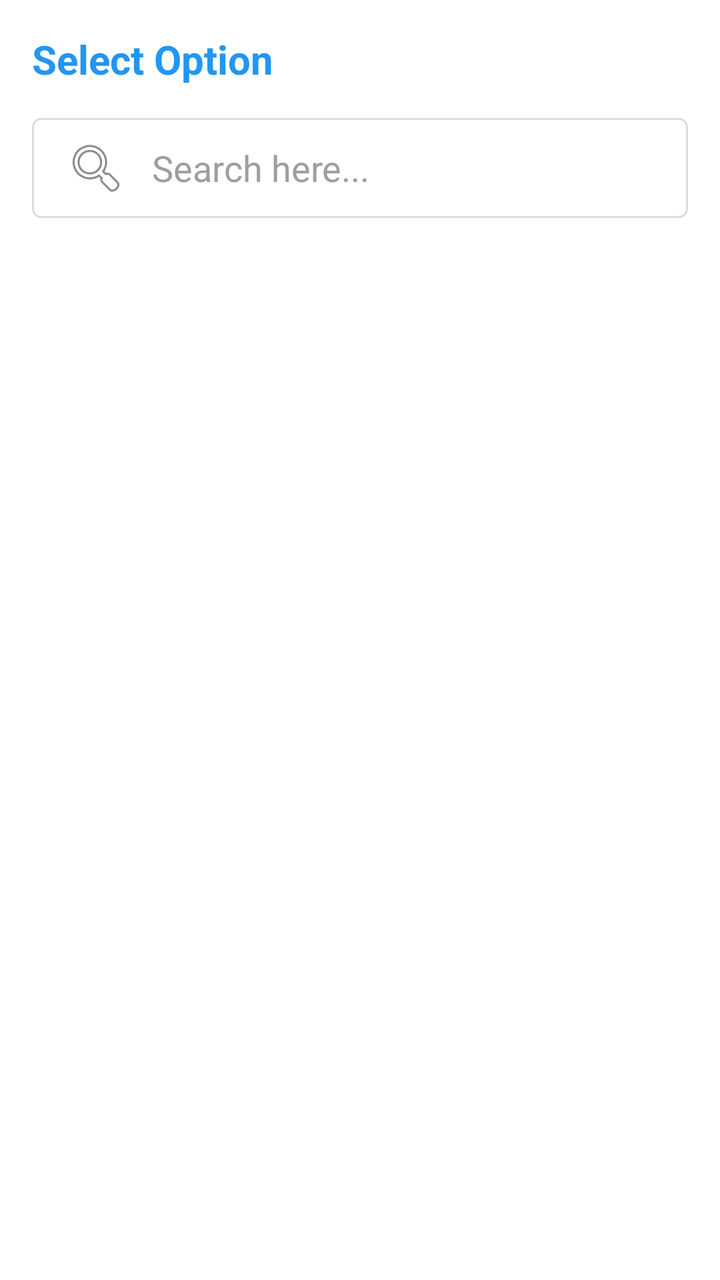
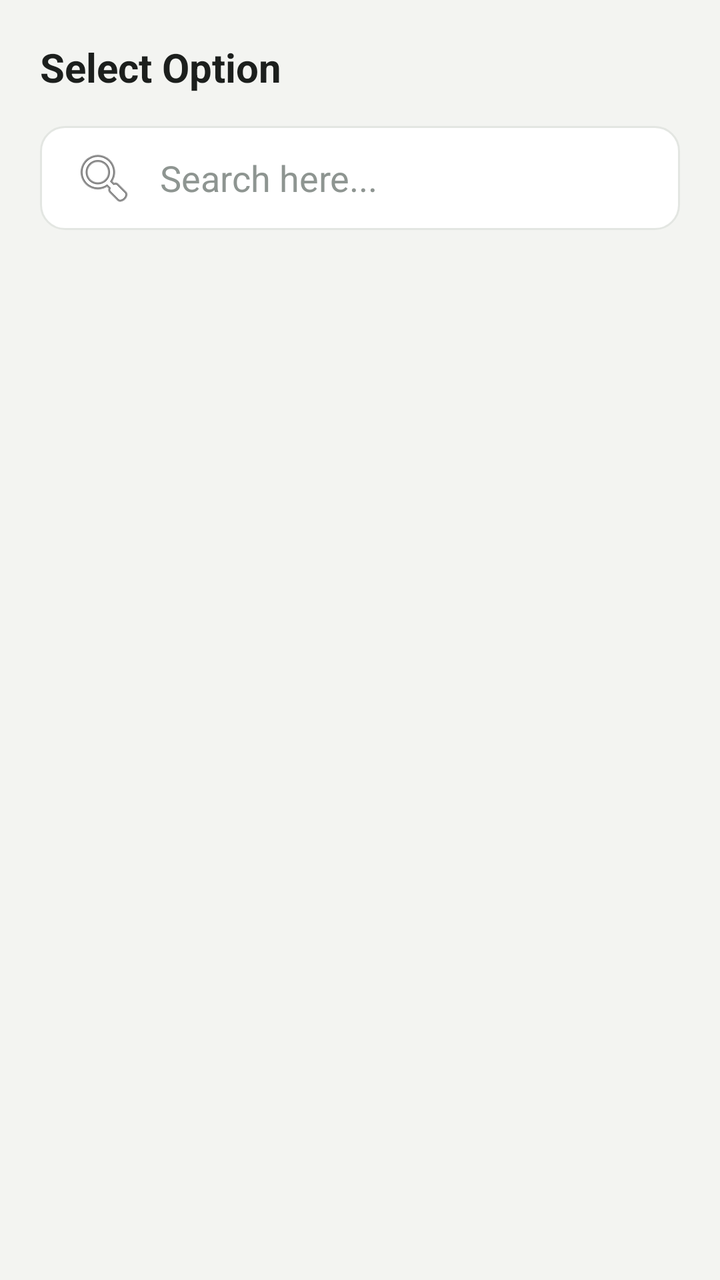

An Android layout rendered at two revisions. The XML below is the earlier revision; the diff shows what the commit changed to produce the second picture.
<!-- AndroidManifest.xml: application theme Theme.PerformanceTracker -->
<!-- res/layout/dialog_employee_search.xml -->
<?xml version="1.0" encoding="utf-8"?>
<LinearLayout
     xmlns:android="http://schemas.android.com/apk/res/android"
     android:layout_height="600dp"
     android:layout_width="match_parent"
     android:background="#FFFFFF"
     android:padding="16dp"
     android:orientation="vertical">

    <TextView
         android:layout_height="wrap_content"
         android:layout_width="match_parent"
         android:layout_marginBottom="16dp"
         android:textSize="20sp"
         android:textColor="#2196F3"
         android:id="@+id/tvDialogTitle"
         android:text="Select Option"
         android:textStyle="bold" />

    <EditText
         android:layout_height="50dp"
         android:layout_width="match_parent"
         android:layout_marginBottom="16dp"
         android:drawablePadding="12dp"
         android:background="@drawable/bg_edittext_simple"
         android:hint="Search here..."
         android:textColorHint="#9E9E9E"
         android:drawableStart="@android:drawable/ic_menu_search"
         android:textColor="#000000"
         android:paddingHorizontal="16dp"
         android:inputType="textPersonName"
         android:id="@+id/etSearchEmployee" />

    <androidx.recyclerview.widget.RecyclerView
         android:layout_height="match_parent"
         android:layout_width="match_parent"
         android:id="@+id/recyclerEmployeeList" />

</LinearLayout>
<!-- resources referenced by this layout -->
<resources>
  <!-- drawable bg_edittext_simple (drawable) -->
  <?xml version="1.0" encoding="utf-8"?>
  <shape xmlns:android="http://schemas.android.com/apk/res/android">
      <solid android:color="#FFFFFF" />
      <stroke
          android:width="1dp"
          android:color="#DCDCDC" /> <corners android:radius="4dp" />
      <padding
          android:left="8dp"
          android:right="8dp"
          android:top="8dp"
          android:bottom="8dp" />
  </shape>
  <style name="Theme.PerformanceTracker" parent="Theme.MaterialComponents.DayNight.NoActionBar">
          <item name="colorPrimary">#2196F3</item>
          <item name="colorPrimaryVariant">#1976D2</item>
          <item name="colorOnPrimary">#FFFFFF</item>
          <item name="android:statusBarColor">#1976D2</item>
      </style>
</resources>

<!-- the commit's change to res/layout/dialog_employee_search.xml (unified diff, before → after) -->
@@ -3,8 +3,8 @@
      xmlns:android="http://schemas.android.com/apk/res/android"
      android:layout_height="600dp"
      android:layout_width="match_parent"
-     android:background="#FFFFFF"
-     android:padding="16dp"
+     android:background="@color/background"
+     android:padding="20dp"
      android:orientation="vertical">
 
     <TextView
@@ -12,21 +12,21 @@
          android:layout_width="match_parent"
          android:layout_marginBottom="16dp"
          android:textSize="20sp"
-         android:textColor="#2196F3"
+         android:textColor="@color/text_primary"
          android:id="@+id/tvDialogTitle"
          android:text="Select Option"
          android:textStyle="bold" />
 
     <EditText
-         android:layout_height="50dp"
+         android:layout_height="52dp"
          android:layout_width="match_parent"
          android:layout_marginBottom="16dp"
          android:drawablePadding="12dp"
          android:background="@drawable/bg_edittext_simple"
          android:hint="Search here..."
-         android:textColorHint="#9E9E9E"
+         android:textColorHint="@color/text_muted"
          android:drawableStart="@android:drawable/ic_menu_search"
-         android:textColor="#000000"
+         android:textColor="@color/text_primary"
          android:paddingHorizontal="16dp"
          android:inputType="textPersonName"
          android:id="@+id/etSearchEmployee" />
<!-- resource entries referenced after the edit -->
@@ -1,23 +1,57 @@
 <!-- resources referenced by this layout -->
 <resources>
+  <color name="background">#F3F4F1</color>
+  <color name="text_muted">#8E9591</color>
+  <color name="text_primary">#1C1F1D</color>
   <!-- drawable bg_edittext_simple (drawable) -->
   <?xml version="1.0" encoding="utf-8"?>
   <shape xmlns:android="http://schemas.android.com/apk/res/android">
-      <solid android:color="#FFFFFF" />
+      <solid android:color="@color/surface" />
       <stroke
           android:width="1dp"
-          android:color="#DCDCDC" /> <corners android:radius="4dp" />
+          android:color="@color/card_stroke" />
+      <corners android:radius="12dp" />
       <padding
-          android:left="8dp"
-          android:right="8dp"
-          android:top="8dp"
-          android:bottom="8dp" />
+          android:left="12dp"
+          android:right="12dp"
+          android:top="10dp"
+          android:bottom="10dp" />
   </shape>
-  <style name="Theme.PerformanceTracker" parent="Theme.MaterialComponents.DayNight.NoActionBar">
-          <item name="colorPrimary">#2196F3</item>
-          <item name="colorPrimaryVariant">#1976D2</item>
-          <item name="colorOnPrimary">#FFFFFF</item>
-          <item name="android:statusBarColor">#1976D2</item>
+  <style name="Theme.PerformanceTracker" parent="Theme.MaterialComponents.Light.NoActionBar">
+          <item name="colorPrimary">@color/primary</item>
+          <item name="colorPrimaryVariant">@color/primary_dark</item>
+          <item name="colorOnPrimary">@color/white</item>
+          <item name="android:statusBarColor">@color/background</item>
+          <item name="android:windowLightStatusBar">true</item>
+          <item name="android:windowBackground">@color/background</item>
+          <item name="colorSecondary">@color/secondary</item>
+          <item name="colorSurface">@color/surface</item>
+          <item name="colorOnSurface">@color/text_primary</item>
+          <item name="colorControlNormal">@color/input_stroke_unfocused</item>
+          <item name="colorControlActivated">@color/primary</item>
+          <item name="android:textColorHint">@color/text_secondary</item>
+          <item name="textInputStyle">@style/CustomOutlinedBox</item>
       </style>
+  <color name="surface">#FFFFFF</color>
+  <color name="card_stroke">#E3E6E2</color>
+  <color name="primary">#1E5A44</color>
+  <color name="primary_dark">#154333</color>
+  <color name="white">#FFFFFF</color>
+  <color name="secondary">#256650</color>
+  <color name="input_stroke_unfocused">#B4BEB8</color>
+  <color name="text_secondary">#6E7571</color>
+  <style name="CustomOutlinedBox" parent="Widget.MaterialComponents.TextInputLayout.OutlinedBox">
+          <item name="boxStrokeColor">@color/box_stroke_selector</item>
+          <item name="boxStrokeWidth">1.5dp</item>
+          <item name="boxStrokeWidthFocused">2dp</item>
+          <item name="boxBackgroundColor">@color/input_background</item>
+          <item name="hintTextColor">@color/primary</item>
+          <item name="android:textColorHint">@color/text_secondary</item>
+          <item name="boxCornerRadiusTopStart">12dp</item>
+          <item name="boxCornerRadiusTopEnd">12dp</item>
+          <item name="boxCornerRadiusBottomStart">12dp</item>
+          <item name="boxCornerRadiusBottomEnd">12dp</item>
+      </style>
+  <color name="input_background">#F7FAF8</color>
 </resources>
 
